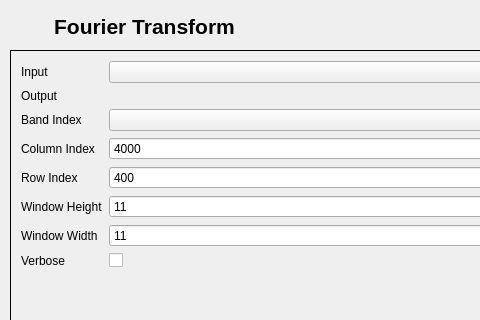
First picture: the form in fourier_transform/fourier_transform_dialog_base.ui, repository AUGSignals/qgis-plugins, before the edit; both pictures show x 0 to 480 and y 0 to 320 of the 633 by 523 pixel window.
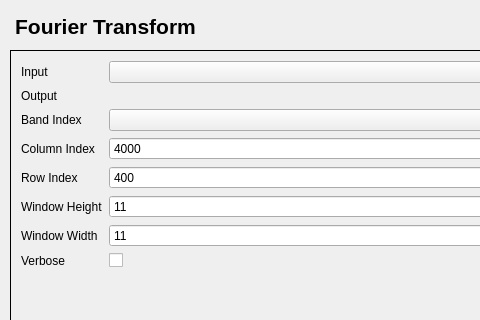
Second picture: the form after the edit. Custom widgets are drawn as their Qt base class.

The edit to the form file:
```diff
--- a/fourier_transform/fourier_transform_dialog_base.ui
+++ b/fourier_transform/fourier_transform_dialog_base.ui
@@ -34,7 +34,7 @@
     <rect>
      <x>10</x>
      <y>10</y>
-     <width>269</width>
+     <width>191</width>
      <height>33</height>
     </rect>
    </property>
```
